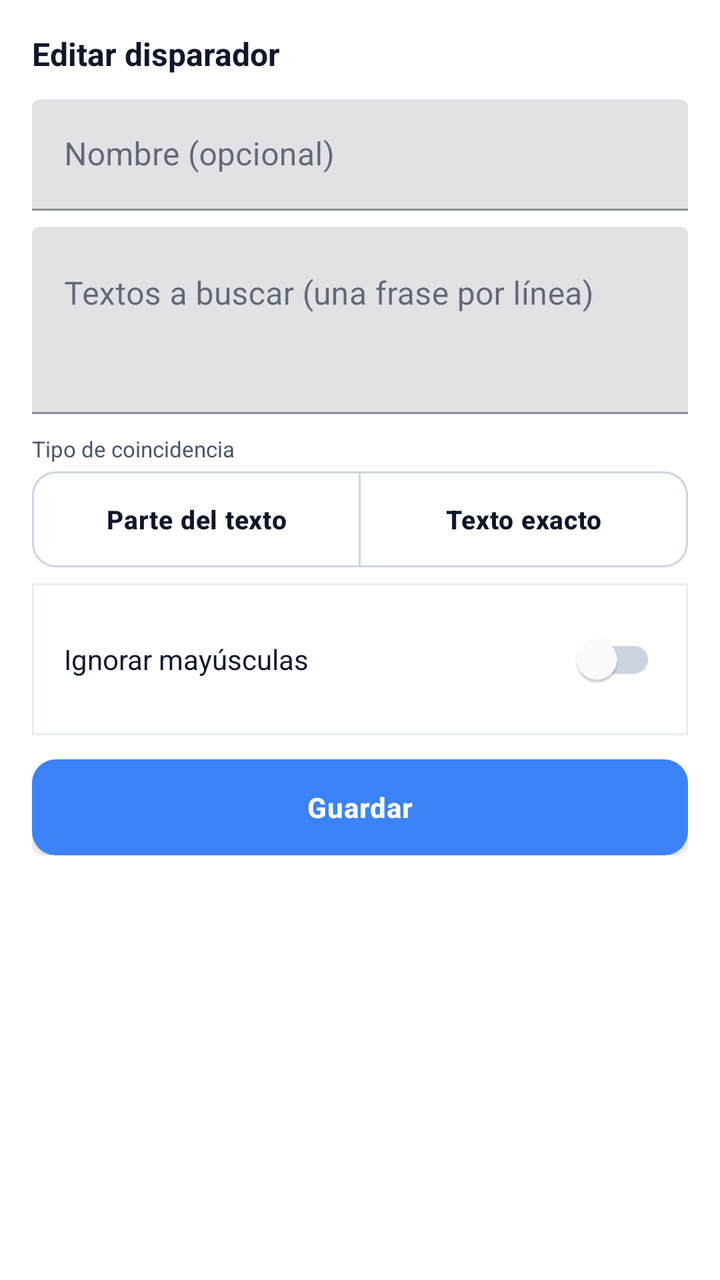
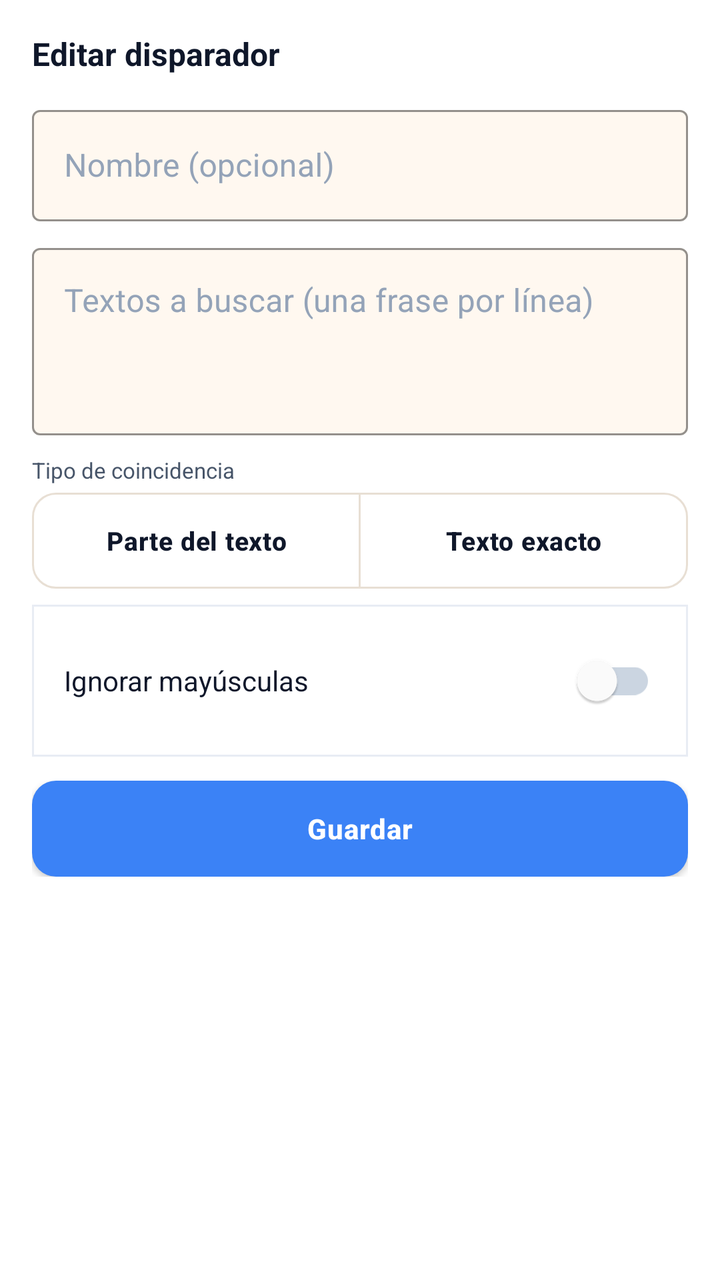

Before-and-after screenshots of an Android layout around one commit, followed by the original layout XML and the change that was made.
<!-- AndroidManifest.xml: application theme AppTheme -->
<!-- res/layout/bottom_sheet_return_trigger.xml -->
<?xml version="1.0" encoding="utf-8"?>
<LinearLayout xmlns:android="http://schemas.android.com/apk/res/android"
    xmlns:app="http://schemas.android.com/apk/res-auto"
    android:layout_width="match_parent"
    android:layout_height="wrap_content"
    android:orientation="vertical"
    android:padding="16dp">

    <TextView
        android:id="@+id/tvReturnTriggerSheetTitle"
        android:layout_width="match_parent"
        android:layout_height="wrap_content"
        android:layout_marginBottom="12dp"
        android:text="@string/config_return_trigger_edit_title"
        android:textColor="@color/text_primary"
        android:textSize="16sp"
        android:textStyle="bold" />

    <com.google.android.material.textfield.TextInputLayout
        android:layout_width="match_parent"
        android:layout_height="wrap_content"
        android:hint="@string/config_return_trigger_label_hint">

        <com.google.android.material.textfield.TextInputEditText
            android:id="@+id/etReturnTriggerLabel"
            android:layout_width="match_parent"
            android:layout_height="wrap_content"
            android:inputType="text" />
    </com.google.android.material.textfield.TextInputLayout>

    <com.google.android.material.textfield.TextInputLayout
        android:layout_width="match_parent"
        android:layout_height="wrap_content"
        android:layout_marginTop="8dp"
        android:hint="@string/config_return_trigger_phrases_hint">

        <com.google.android.material.textfield.TextInputEditText
            android:id="@+id/etReturnTriggerPhrases"
            android:layout_width="match_parent"
            android:layout_height="wrap_content"
            android:gravity="top"
            android:inputType="textMultiLine"
            android:minLines="3" />
    </com.google.android.material.textfield.TextInputLayout>

    <TextView
        android:layout_width="match_parent"
        android:layout_height="wrap_content"
        android:layout_marginTop="10dp"
        android:text="@string/config_return_trigger_match_label"
        android:textColor="@color/text_secondary"
        android:textSize="11sp" />

    <com.google.android.material.button.MaterialButtonToggleGroup
        android:id="@+id/toggleReturnTriggerMatch"
        android:layout_width="match_parent"
        android:layout_height="wrap_content"
        android:layout_marginTop="4dp"
        app:singleSelection="true"
        app:selectionRequired="true">

        <com.google.android.material.button.MaterialButton
            android:id="@+id/btnReturnTriggerContains"
            style="@style/SparkThemeToggleButton"
            android:layout_width="0dp"
            android:layout_height="wrap_content"
            android:layout_weight="1"
            android:text="@string/config_screen_match_contains" />

        <com.google.android.material.button.MaterialButton
            android:id="@+id/btnReturnTriggerExact"
            style="@style/SparkThemeToggleButton"
            android:layout_width="0dp"
            android:layout_height="wrap_content"
            android:layout_weight="1"
            android:text="@string/config_screen_match_exact" />
    </com.google.android.material.button.MaterialButtonToggleGroup>

    <LinearLayout
        style="@style/Row"
        android:layout_marginTop="8dp">

        <TextView
            style="@style/RowLabel"
            android:layout_width="0dp"
            android:layout_weight="1"
            android:text="@string/config_return_trigger_ignore_case" />

        <com.google.android.material.switchmaterial.SwitchMaterial
            android:id="@+id/switchReturnTriggerIgnoreCase"
            android:layout_width="wrap_content"
            android:layout_height="wrap_content" />
    </LinearLayout>

    <LinearLayout
        android:layout_width="match_parent"
        android:layout_height="wrap_content"
        android:layout_marginTop="12dp"
        android:orientation="horizontal">

        <com.google.android.material.button.MaterialButton
            android:id="@+id/btnReturnTriggerDelete"
            style="@style/SparkButtonSecondary"
            android:layout_width="0dp"
            android:layout_height="wrap_content"
            android:layout_marginEnd="8dp"
            android:layout_weight="1"
            android:text="@string/config_return_trigger_delete"
            android:visibility="gone" />

        <com.google.android.material.button.MaterialButton
            android:id="@+id/btnReturnTriggerSave"
            style="@style/SparkButtonPrimary"
            android:layout_width="0dp"
            android:layout_height="wrap_content"
            android:layout_weight="1"
            android:text="@string/config_return_trigger_save" />
    </LinearLayout>
</LinearLayout>
<!-- resources referenced by this layout -->
<resources>
  <color name="text_primary">#0F172A</color>
  <color name="text_secondary">#475569</color>
  <string name="config_return_trigger_delete">Eliminar</string>
  <string name="config_return_trigger_edit_title">Editar disparador</string>
  <string name="config_return_trigger_ignore_case">Ignorar mayúsculas</string>
  <string name="config_return_trigger_label_hint">Nombre (opcional)</string>
  <string name="config_return_trigger_match_label">Tipo de coincidencia</string>
  <string name="config_return_trigger_phrases_hint">Textos a buscar (una frase por línea)</string>
  <string name="config_return_trigger_save">Guardar</string>
  <string name="config_screen_match_contains">Parte del texto</string>
  <string name="config_screen_match_exact">Texto exacto</string>
  <style name="AppTheme" parent="Theme.MaterialComponents.DayNight.NoActionBar">
          <item name="colorPrimary">@color/colorPrimary</item>
          <item name="colorPrimaryDark">@color/colorPrimaryDark</item>
          <item name="colorAccent">@color/colorAccent</item>
          <item name="colorSurface">@color/bg_card</item>
          <item name="colorOnSurface">@color/text_primary</item>
          <item name="android:windowBackground">@color/bg_page</item>
          <item name="android:statusBarColor">@color/colorPrimaryDark</item>
          <item name="android:navigationBarColor">@color/bg_page</item>
          <item name="android:windowLightStatusBar">true</item>
          <item name="android:windowLightNavigationBar">true</item>
          <item name="android:textColorPrimary">@color/text_primary</item>
          <item name="android:textColorSecondary">@color/text_secondary</item>
          <item name="materialButtonStyle">@style/SparkButtonPrimary</item>
          <item name="switchStyle">@style/SparkSwitch</item>
          <item name="materialAlertDialogTheme">@style/SparkAlertDialogTheme</item>
          <item name="alertDialogTheme">@style/SparkAlertDialogTheme</item>
      </style>
  <color name="button_primary_bg">#3B82F6</color>
  <color name="button_primary_text">#FFFFFF</color>
  <color name="border_input">#CBD5E1</color>
  <color name="colorPrimary">#FFFFFF</color>
  <color name="colorPrimaryDark">#FFFFFF</color>
  <color name="colorAccent">#3B82F6</color>
  <color name="bg_card">#FFFFFF</color>
  <color name="bg_page">#FFFFFF</color>
  <style name="SparkSwitch" parent="Widget.MaterialComponents.CompoundButton.Switch">
          <item name="thumbTint">@color/header_switch_thumb</item>
          <item name="trackTint">@color/switch_track_selector</item>
      </style>
  <color name="divider">#E8ECF4</color>
  <color name="transparent">#00000000</color>
  <style name="SparkAlertDialogTitle" parent="MaterialAlertDialog.MaterialComponents.Title.Text">
          <item name="android:textColor">@color/text_primary</item>
      </style>
  <style name="SparkAlertDialogBody" parent="MaterialAlertDialog.MaterialComponents.Body.Text">
          <item name="android:textColor">@color/text_secondary</item>
      </style>
  <style name="SparkAlertDialogButton" parent="Widget.MaterialComponents.Button.TextButton.Dialog">
          <item name="android:textColor">@color/colorAccent</item>
          <item name="rippleColor">@color/sidebar_ripple</item>
      </style>
  <color name="sidebar_ripple">#1A3B82F6</color>
  <!-- unchanged entries left out for length: 7 -->
</resources>

<!-- the commit's change to res/layout/bottom_sheet_return_trigger.xml (unified diff, before → after) -->
@@ -19,6 +19,7 @@
     <com.google.android.material.textfield.TextInputLayout
         android:layout_width="match_parent"
         android:layout_height="wrap_content"
+        style="@style/PichiXTextInputLayout"
         android:hint="@string/config_return_trigger_label_hint">
 
         <com.google.android.material.textfield.TextInputEditText
@@ -32,6 +33,7 @@
         android:layout_width="match_parent"
         android:layout_height="wrap_content"
         android:layout_marginTop="8dp"
+        style="@style/PichiXTextInputLayout"
         android:hint="@string/config_return_trigger_phrases_hint">
 
         <com.google.android.material.textfield.TextInputEditText
<!-- resource entries referenced after the edit -->
@@ -11,6 +11,12 @@
   <string name="config_return_trigger_save">Guardar</string>
   <string name="config_screen_match_contains">Parte del texto</string>
   <string name="config_screen_match_exact">Texto exacto</string>
+  <style name="PichiXTextInputLayout" parent="Widget.MaterialComponents.TextInputLayout.OutlinedBox">
+          <item name="boxBackgroundColor">@color/bg_input</item>
+          <item name="boxStrokeColor">@color/border_input</item>
+          <item name="hintTextColor">@color/text_secondary</item>
+          <item name="android:textColorHint">@color/text_hint</item>
+      </style>
   <style name="AppTheme" parent="Theme.MaterialComponents.DayNight.NoActionBar">
           <item name="colorPrimary">@color/colorPrimary</item>
           <item name="colorPrimaryDark">@color/colorPrimaryDark</item>
@@ -28,10 +34,13 @@
           <item name="switchStyle">@style/SparkSwitch</item>
           <item name="materialAlertDialogTheme">@style/SparkAlertDialogTheme</item>
           <item name="alertDialogTheme">@style/SparkAlertDialogTheme</item>
+          <item name="textInputStyle">@style/PichiXTextInputLayout</item>
       </style>
+  <color name="bg_input">#FFF8F0</color>
   <color name="button_primary_bg">#3B82F6</color>
   <color name="button_primary_text">#FFFFFF</color>
-  <color name="border_input">#CBD5E1</color>
+  <color name="border_input">#E8DFD4</color>
+  <color name="text_hint">#94A3B8</color>
   <color name="colorPrimary">#FFFFFF</color>
   <color name="colorPrimaryDark">#FFFFFF</color>
   <color name="colorAccent">#3B82F6</color>
